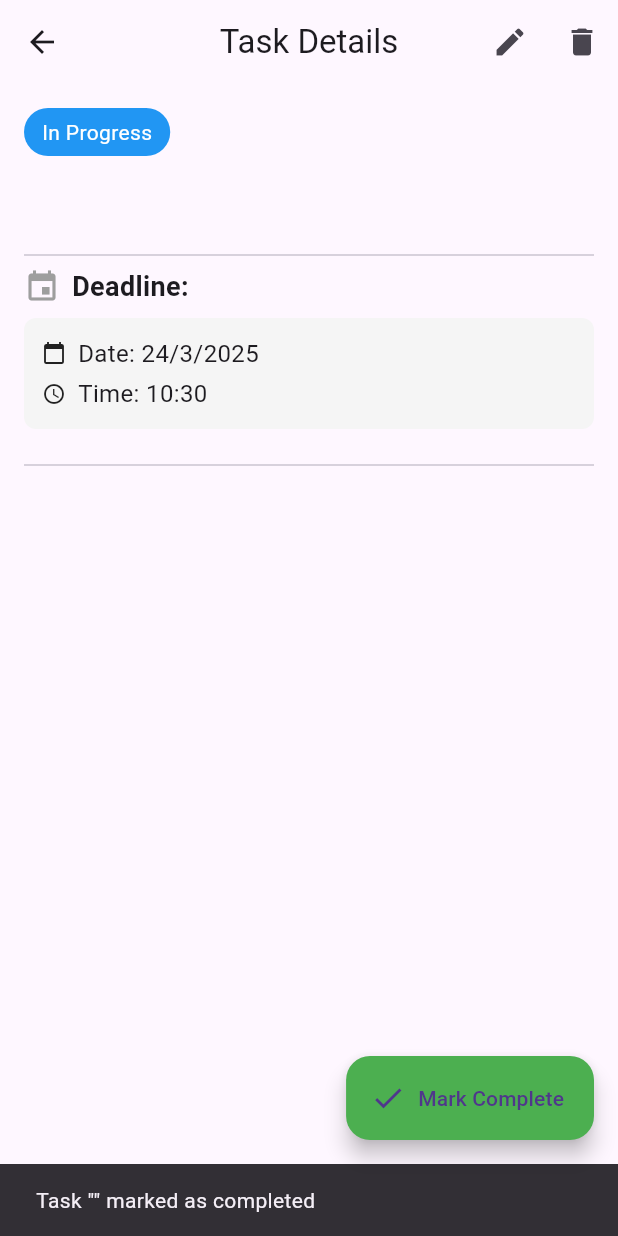
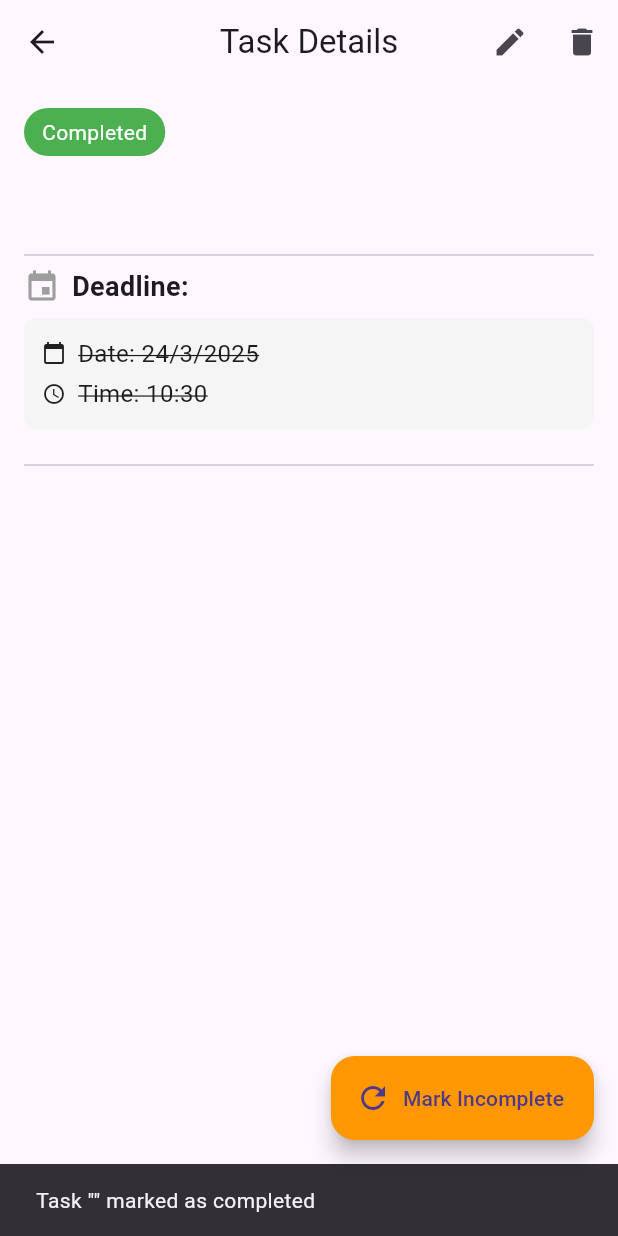
Before and after one commit to aleahfaa/EF234601-Mobile-Programming-Assignment, a Flutter app: the TaskDetail screen opened directly with empty values, after a tap on "Mark Complete", on a phone screen of 412 x 824 dp. Run offline on Flutter 3.47's test engine with Material 3 defaults, Android fonts, the light colour scheme and no system bars.

Commit message:
By Iffa: Few Updates

```diff
--- a/lib/task_detail.dart
+++ b/lib/task_detail.dart
@@ -2,16 +2,48 @@ import 'package:flutter/material.dart';
 import 'task.dart';
 import 'add_task.dart';
 
-class TaskDetail extends StatelessWidget {
+class TaskDetail extends StatefulWidget {
   final Task task;
   final Function(Task) onUpdate;
   final VoidCallback onDelete;
 
   TaskDetail({
+    Key? key,
     required this.task,
     required this.onUpdate,
     required this.onDelete,
-  });
+  }) : super(key: key);
+
+  @override
+  _TaskDetailState createState() => _TaskDetailState();
+}
+
+class _TaskDetailState extends State<TaskDetail> {
+  late Task _currentTask;
+
+  @override
+  void initState() {
+    super.initState();
+    _currentTask = widget.task;
+  }
+
+  @override
+  void didUpdateWidget(TaskDetail oldWidget) {
+    super.didUpdateWidget(oldWidget);
+    if (widget.task.id != oldWidget.task.id ||
+        widget.task.title != oldWidget.task.title ||
+        widget.task.description != oldWidget.task.description ||
+        widget.task.isCompleted != oldWidget.task.isCompleted) {
+      _currentTask = widget.task;
+    }
+  }
+
+  void _handleTaskUpdate(Task updatedTask) {
+    widget.onUpdate(updatedTask);
+    setState(() {
+      _currentTask = updatedTask;
+    });
+  }
 
   @override
   Widget build(BuildContext context) {
@@ -23,17 +55,15 @@ class TaskDetail extends StatelessWidget {
             icon: Icon(Icons.edit),
             tooltip: 'Edit Task',
             onPressed: () {
-              Navigator.of(context)
-                  .push(
-                    MaterialPageRoute(
-                      builder:
-                          (context) =>
-                              AddTask(onAdd: onUpdate, taskToEdit: task),
-                    ),
-                  )
-                  .then((_) {
-                    (context as Element).markNeedsBuild();
-                  });
+              Navigator.of(context).push(
+                MaterialPageRoute(
+                  builder:
+                      (context) => AddTask(
+                        onAdd: _handleTaskUpdate,
+                        taskToEdit: _currentTask,
+                      ),
+                ),
+              );
             },
           ),
           IconButton(
@@ -46,7 +76,7 @@ class TaskDetail extends StatelessWidget {
                   return AlertDialog(
                     title: Text('Delete Task'),
                     content: Text(
-                      'Are you sure you want to delete "${task.title}"?',
+                      'Are you sure you want to delete "${_currentTask.title}"?',
                     ),
                     actions: [
                       TextButton(
@@ -59,7 +89,7 @@ class TaskDetail extends StatelessWidget {
                         child: Text('DELETE'),
                         onPressed: () {
                           Navigator.of(dialogContext).pop();
-                          onDelete();
+                          widget.onDelete();
                           Navigator.of(context).pop();
                         },
                       ),
@@ -79,27 +109,29 @@ class TaskDetail extends StatelessWidget {
             Container(
               padding: EdgeInsets.symmetric(horizontal: 12, vertical: 6),
               decoration: BoxDecoration(
-                color: task.isCompleted ? Colors.green : Colors.blue,
+                color: _currentTask.isCompleted ? Colors.green : Colors.blue,
                 borderRadius: BorderRadius.circular(16),
               ),
               child: Text(
-                task.isCompleted ? 'Completed' : 'In Progress',
+                _currentTask.isCompleted ? 'Completed' : 'In Progress',
                 style: TextStyle(color: Colors.white),
               ),
             ),
             SizedBox(height: 16),
             Text(
-              task.title,
+              _currentTask.title,
               style: TextStyle(
                 fontSize: 24,
                 fontWeight: FontWeight.bold,
                 decoration:
-                    task.isCompleted ? TextDecoration.lineThrough : null,
+                    _currentTask.isCompleted
+                        ? TextDecoration.lineThrough
+                        : null,
               ),
             ),
             SizedBox(height: 8),
             Divider(),
-            if (task.description.isNotEmpty) ...[
+            if (_currentTask.description.isNotEmpty) ...[
               Row(
                 children: [
                   Icon(Icons.description, color: Colors.grey),
@@ -118,18 +150,21 @@ class TaskDetail extends StatelessWidget {
                   borderRadius: BorderRadius.circular(8),
                 ),
                 child: Text(
-                  task.description,
+                  _currentTask.description,
                   style: TextStyle(
                     fontSize: 16,
                     decoration:
-                        task.isCompleted ? TextDecoration.lineThrough : null,
+                        _currentTask.isCompleted
+                            ? TextDecoration.lineThrough
+                            : null,
                   ),
                 ),
               ),
               SizedBox(height: 16),
               Divider(),
             ],
-            if (task.deadline != null || task.dueTime != null) ...[
+            if (_currentTask.deadline != null ||
+                _currentTask.dueTime != null) ...[
               Row(
                 children: [
                   Icon(Icons.event, color: Colors.grey),
@@ -150,36 +185,37 @@ class TaskDetail extends StatelessWidget {
                 child: Column(
                   crossAxisAlignment: CrossAxisAlignment.start,
                   children: [
-                    if (task.deadline != null)
+                    if (_currentTask.deadline != null)
                       Row(
                         children: [
                           Icon(Icons.calendar_today, size: 16),
                           SizedBox(width: 8),
                           Text(
-                            'Date: ${task.getDueDateString()}',
+                            'Date: ${_currentTask.getDueDateString()}',
                             style: TextStyle(
                               fontSize: 16,
                               decoration:
-                                  task.isCompleted
+                                  _currentTask.isCompleted
                                       ? TextDecoration.lineThrough
                                       : null,
                             ),
                           ),
                         ],
                       ),
-                    if (task.deadline != null && task.dueTime != null)
+                    if (_currentTask.deadline != null &&
+                        _currentTask.dueTime != null)
                       SizedBox(height: 4),
-                    if (task.dueTime != null)
+                    if (_currentTask.dueTime != null)
                       Row(
                         children: [
                           Icon(Icons.access_time, size: 16),
                           SizedBox(width: 8),
                           Text(
-                            'Time: ${task.getDueTimeString()}',
+                            'Time: ${_currentTask.getDueTimeString()}',
                             style: TextStyle(
                               fontSize: 16,
                               decoration:
-                                  task.isCompleted
+                                  _currentTask.isCompleted
                                       ? TextDecoration.lineThrough
                                       : null,
                             ),
@@ -192,13 +228,13 @@ class TaskDetail extends StatelessWidget {
               SizedBox(height: 16),
               Divider(),
             ],
-            if (task.subTasks.isNotEmpty) ...[
+            if (_currentTask.subTasks.isNotEmpty) ...[
               Row(
                 children: [
                   Icon(Icons.checklist, color: Colors.grey),
                   SizedBox(width: 8),
                   Text(
-                    'Sub-Tasks (${task.subTasks.where((st) => st.isCompleted).length}/${task.subTasks.length}):',
+                    'Sub-Tasks (${_currentTask.subTasks.where((st) => st.isCompleted).length}/${_currentTask.subTasks.length}):',
                     style: TextStyle(fontSize: 18, fontWeight: FontWeight.bold),
                   ),
                 ],
@@ -211,7 +247,7 @@ class TaskDetail extends StatelessWidget {
                 ),
                 child: Column(
                   children:
-                      task.subTasks.asMap().entries.map((entry) {
+                      _currentTask.subTasks.asMap().entries.map((entry) {
                         final index = entry.key;
                         final subTask = entry.value;
                         return CheckboxListTile(
@@ -219,7 +255,8 @@ class TaskDetail extends StatelessWidget {
                             subTask.title,
                             style: TextStyle(
                               decoration:
-                                  subTask.isCompleted || task.isCompleted
+                                  subTask.isCompleted ||
+                                          _currentTask.isCompleted
                                       ? TextDecoration.lineThrough
                                       : null,
                             ),
@@ -227,25 +264,26 @@ class TaskDetail extends StatelessWidget {
                           value: subTask.isCompleted,
                           activeColor: Colors.green,
                           onChanged:
-                              task.isCompleted
+                              _currentTask.isCompleted
                                   ? null
                                   : (bool? value) {
                                     if (value != null) {
                                       final updatedSubTasks =
-                                          List<SubTask>.from(task.subTasks);
+                                          List<SubTask>.from(
+                                            _currentTask.subTasks,
+                                          );
                                       updatedSubTasks[index].isCompleted =
                                           value;
-
                                       final updatedTask = Task(
-                                        id: task.id,
-                                        title: task.title,
-                                        description: task.description,
-                                        isCompleted: task.isCompleted,
-                                        deadline: task.deadline,
-                                        dueTime: task.dueTime,
+                                        id: _currentTask.id,
+                                        title: _currentTask.title,
+                                        description: _currentTask.description,
+                                        isCompleted: _currentTask.isCompleted,
+                                        deadline: _currentTask.deadline,
+                                        dueTime: _currentTask.dueTime,
                                         subTasks: updatedSubTasks,
                                       );
-                                      onUpdate(updatedTask);
+                                      _handleTaskUpdate(updatedTask);
                                       ScaffoldMessenger.of(
                                         context,
                                       ).showSnackBar(
@@ -269,13 +307,16 @@ class TaskDetail extends StatelessWidget {
         ),
       ),
       floatingActionButton: FloatingActionButton.extended(
-        icon: Icon(task.isCompleted ? Icons.refresh : Icons.check),
-        label: Text(task.isCompleted ? 'Mark Incomplete' : 'Mark Complete'),
-        backgroundColor: task.isCompleted ? Colors.orange : Colors.green,
+        icon: Icon(_currentTask.isCompleted ? Icons.refresh : Icons.check),
+        label: Text(
+          _currentTask.isCompleted ? 'Mark Incomplete' : 'Mark Complete',
+        ),
+        backgroundColor:
+            _currentTask.isCompleted ? Colors.orange : Colors.green,
         onPressed: () {
           final List<SubTask> updatedSubTasks =
-              task.subTasks.map((subTask) {
-                if (!task.isCompleted) {
+              _currentTask.subTasks.map((subTask) {
+                if (!_currentTask.isCompleted) {
                   return SubTask(title: subTask.title, isCompleted: true);
                 }
                 return SubTask(
@@ -283,23 +324,22 @@ class TaskDetail extends StatelessWidget {
                   isCompleted: subTask.isCompleted,
                 );
               }).toList();
-
           final updatedTask = Task(
-            id: task.id,
-            title: task.title,
-            description: task.description,
-            isCompleted: !task.isCompleted,
-            deadline: task.deadline,
-            dueTime: task.dueTime,
+            id: _currentTask.id,
+            title: _currentTask.title,
+            description: _currentTask.description,
+            isCompleted: !_currentTask.isCompleted,
+            deadline: _currentTask.deadline,
+            dueTime: _currentTask.dueTime,
             subTasks: updatedSubTasks,
           );
-          onUpdate(updatedTask);
+          _handleTaskUpdate(updatedTask);
           ScaffoldMessenger.of(context).showSnackBar(
             SnackBar(
               content: Text(
                 updatedTask.isCompleted
-                    ? 'Task "${task.title}" marked as completed'
-                    : 'Task "${task.title}" marked as incomplete',
+                    ? 'Task "${_currentTask.title}" marked as completed'
+                    : 'Task "${_currentTask.title}" marked as incomplete',
               ),
               duration: Duration(seconds: 2),
             ),
```
Also changed, not shown: lib/task_item.dart (+8 -11 lines), lib/task_list.dart (+10 -3 lines).
